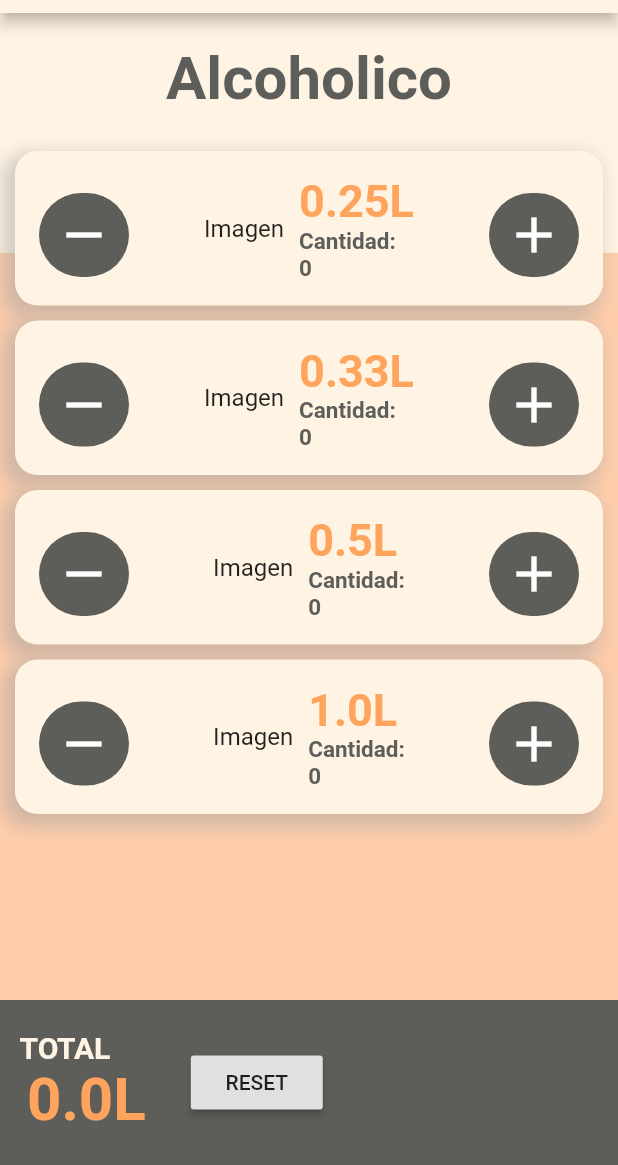
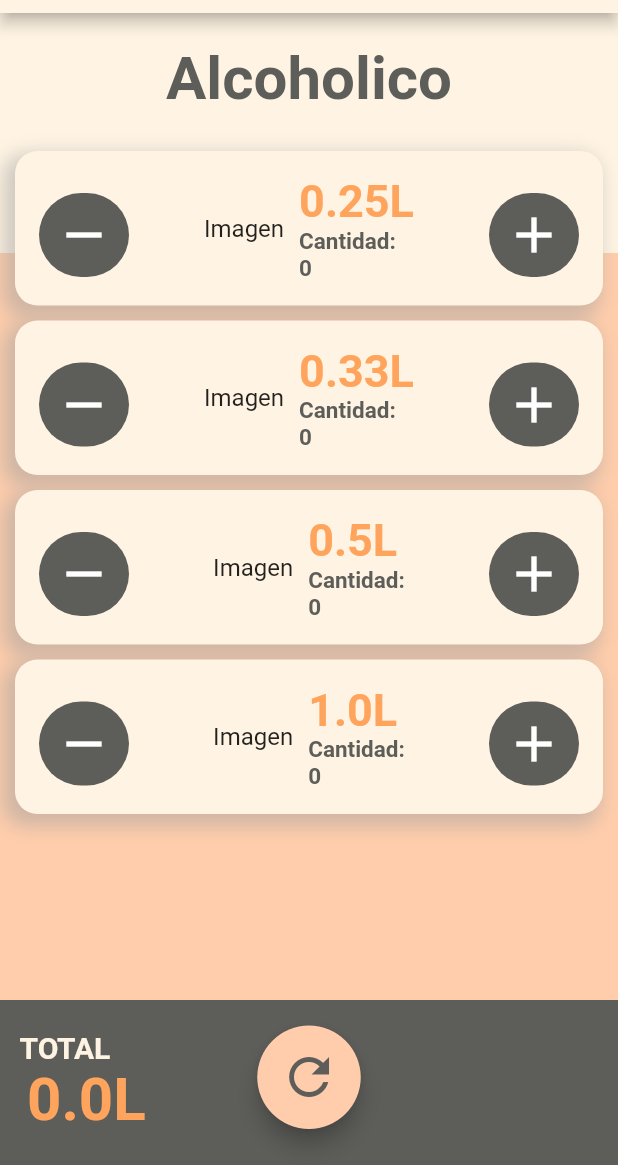
Before and after one commit to SergioMorenoAntequera/HangoverCalculator, a Flutter app: the screen it shows after launch, on a phone screen of 412 x 824 dp, the part 71-1236 px from its top. Run offline on Flutter 3.47's test engine with Material 2 defaults, Android fonts, the phone set to English and light mode, and no system bars; Roboto replaces fonts that are missing (Hind).

Commit message:
Fab implemented

```diff
--- a/lib/screens/mainPage.dart
+++ b/lib/screens/mainPage.dart
@@ -22,15 +22,34 @@ class _MainPageState extends State<MainPage> {
       title: Text("Hangover Calculator"),
     );
 
+    Container fab = new Container(
+      height: 85,
+      width: 85,
+      child: Padding(
+        padding: EdgeInsets.all(8),
+        child: FloatingActionButton(
+          onPressed: resetDrinks,
+          backgroundColor: Theme.of(context).backgroundColor,
+          child: Icon(
+            Icons.refresh,
+            size: 40,
+            color: Theme.of(context).primaryColorDark,
+          ),
+        ),
+      ),
+    );
+
     return Scaffold(
       appBar: appbar,
+      floatingActionButton: fab,
+      floatingActionButtonLocation: FloatingActionButtonLocation.centerFloat,
       backgroundColor: Theme.of(context).backgroundColor,
+
       // body:
       body: Stack(
         children: <Widget>[
           // App background I guess
           Container(
-            // color: Colors.grey[50],
             child: ListView(
               children: <Widget>[
                 Stack(
@@ -131,10 +150,10 @@ class _MainPageState extends State<MainPage> {
                       ],
                     ),
                   ),
-                  RaisedButton(
-                    child: Text("RESET"),
-                    onPressed: resetDrinks,
-                  )
+                  // RaisedButton(
+                  //   child: Text("RESET"),
+                  //   onPressed: resetDrinks,
+                  // )
                 ],
               ),
             ),
```
